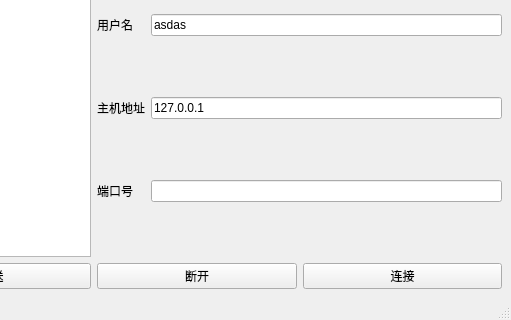
Before: the Qt Designer form cryptoChat/ClientChat/mainwindow.ui in w2807/WHU-Crypt-Exp, drawn with Qt 5; both pictures show x 323 to 834 and y 414 to 734 of the 834 by 734 pixel window.
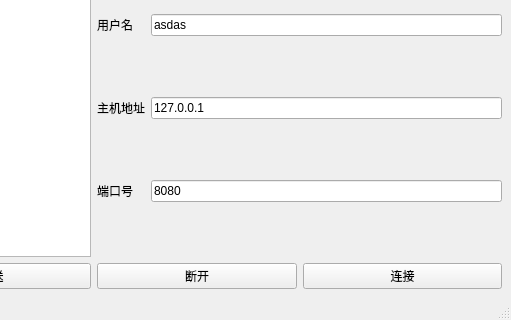
After: the same form once the commit is applied.

What changed in the file:
```diff
--- a/cryptoChat/ClientChat/mainwindow.ui
+++ b/cryptoChat/ClientChat/mainwindow.ui
@@ -113,7 +113,7 @@
         <item row="2" column="1">
          <widget class="QLineEdit" name="port_edit">
           <property name="text">
-           <string/>
+           <string>8080</string>
           </property>
          </widget>
         </item>
```
